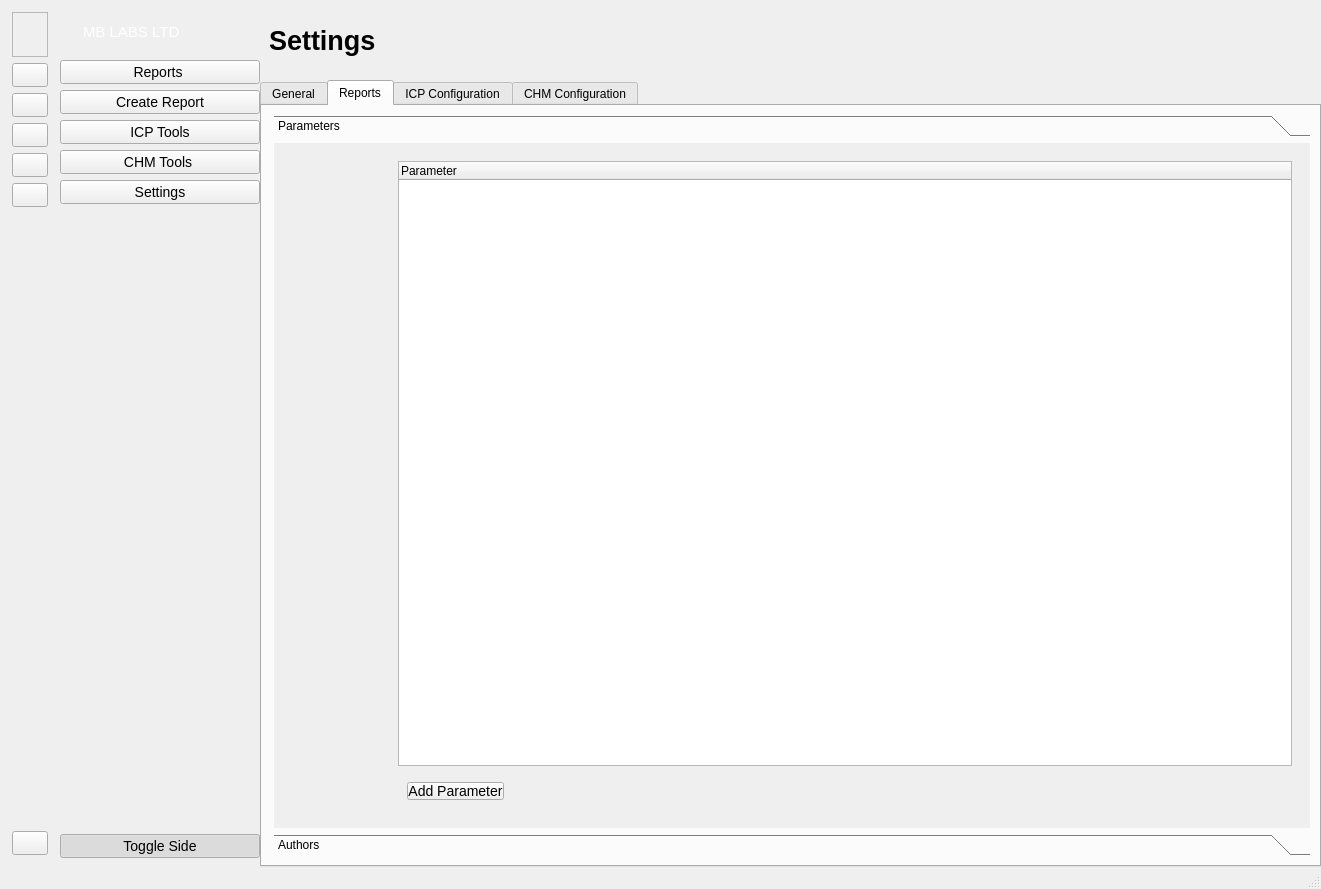
Above: src/ui/interface.ui from layup/LIMS before the change. Below: the same form after it.
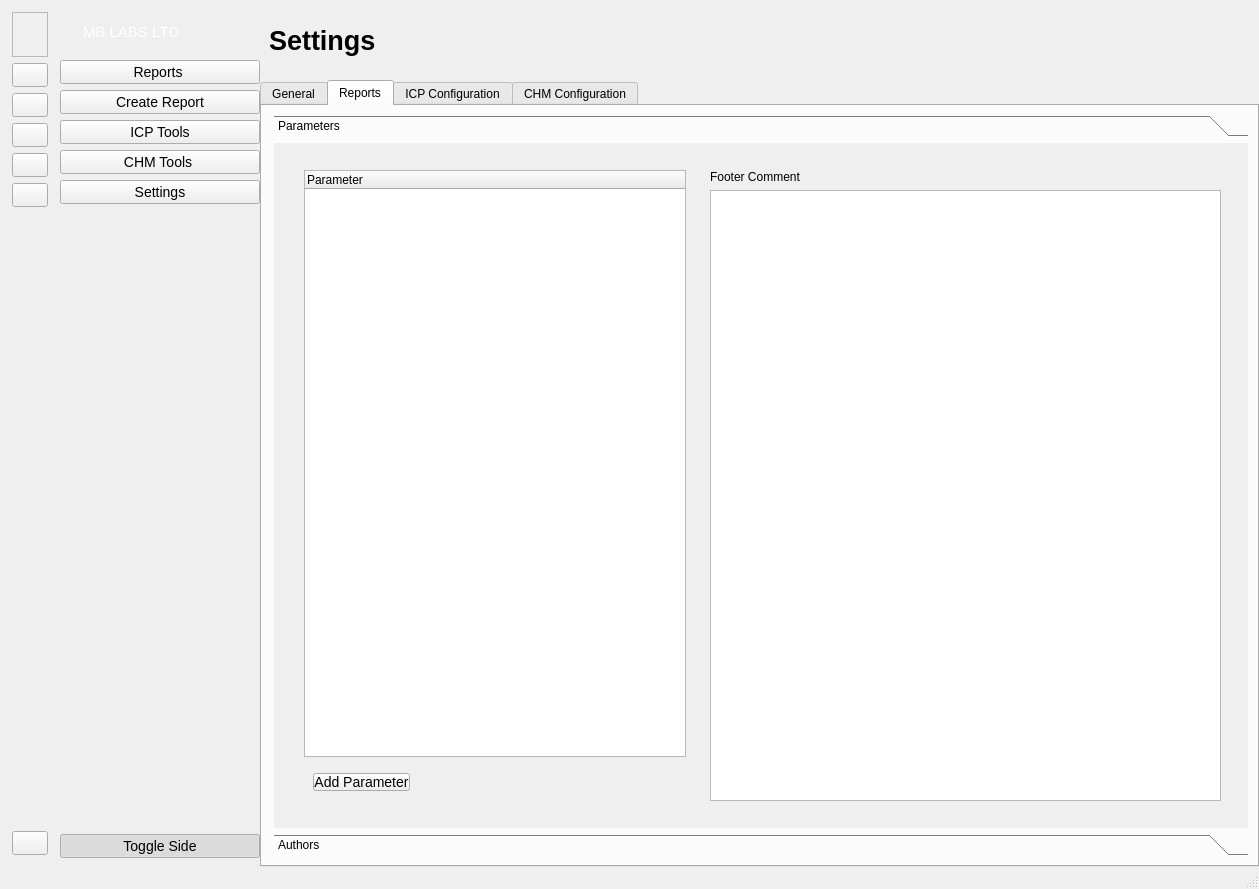
That is the form after the change. The open tabs and pages were chosen to show the change. Icons and pictures are not drawn.

Diff of the .ui file:
```diff
--- a/src/ui/interface.ui
+++ b/src/ui/interface.ui
@@ -6,7 +6,7 @@
    <rect>
     <x>0</x>
     <y>0</y>
-    <width>1321</width>
+    <width>1259</width>
     <height>889</height>
    </rect>
   </property>
@@ -6013,30 +6013,17 @@
                       <rect>
                        <x>0</x>
                        <y>0</y>
-                       <width>1034</width>
-                       <height>149</height>
+                       <width>967</width>
+                       <height>638</height>
                       </rect>
                      </property>
                      <attribute name="label">
                       <string>Parameters </string>
                      </attribute>
                      <layout class="QHBoxLayout" name="horizontalLayout_70">
-                      <item>
-                       <widget class="QWidget" name="widget" native="true">
-                        <property name="minimumSize">
-                         <size>
-                          <width>100</width>
-                          <height>0</height>
-                         </size>
-                        </property>
-                        <property name="maximumSize">
-                         <size>
-                          <width>16777215</width>
-                          <height>16777215</height>
-                         </size>
-                        </property>
-                       </widget>
-                      </item>
+                      <property name="leftMargin">
+                       <number>12</number>
+                      </property>
                       <item>
                        <widget class="QWidget" name="widget_38" native="true">
                         <property name="minimumSize">
@@ -6051,9 +6038,30 @@
                           <height>16777215</height>
                          </size>
                         </property>
-                        <layout class="QVBoxLayout" name="verticalLayout_55">
+                        <layout class="QHBoxLayout" name="horizontalLayout_58">
+                         <item>
+                          <widget class="QWidget" name="widget_63" native="true">
+                           <property name="minimumSize">
+                            <size>
+                             <width>0</width>
+                             <height>100</height>
+                            </size>
+                           </property>
+                           <property name="maximumSize">
+                            <size>
+                             <width>400</width>
+                             <height>16777215</height>
+                            </size>
+                           </property>
+                           <layout class="QVBoxLayout" name="verticalLayout_56">
                          <item>
                           <widget class="QTreeWidget" name="parameterTreeWidget">
+                              <property name="maximumSize">
+                               <size>
+                                <width>400</width>
+                                <height>16777215</height>
+                               </size>
+                              </property>
                            <column>
                             <property name="text">
                              <string>Parameter</string>
@@ -6089,11 +6097,43 @@
                               </property>
                               <property name="sizeHint" stdset="0">
                                <size>
-                                <width>1017</width>
+                                   <width>40</width>
                                 <height>20</height>
                                </size>
                               </property>
                              </spacer>
+                               </item>
+                              </layout>
+                             </widget>
+                            </item>
+                           </layout>
+                          </widget>
+                         </item>
+                         <item>
+                          <widget class="QWidget" name="widget" native="true">
+                           <property name="minimumSize">
+                            <size>
+                             <width>50</width>
+                             <height>0</height>
+                            </size>
+                           </property>
+                           <layout class="QVBoxLayout" name="verticalLayout_55">
+                            <item>
+                             <widget class="QLabel" name="label_53">
+                              <property name="text">
+                               <string>Footer Comment</string>
+                              </property>
+                             </widget>
+                            </item>
+                            <item>
+                             <widget class="QPlainTextEdit" name="plainTextEdit">
+                              <property name="maximumSize">
+                               <size>
+                                <width>16777215</width>
+                                <height>16777215</height>
+                               </size>
+                              </property>
+                             </widget>
                             </item>
                            </layout>
                           </widget>
```
Left out of the diff: 84 changed lines with no effect on the pictures. Lines whose indentation alone changed are shown as unchanged.
